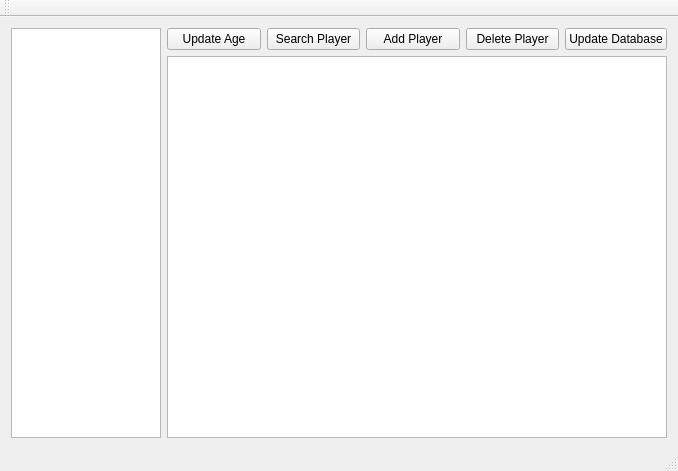
sontyBliss/PmTL, file mainwindow.ui: the form before one commit.
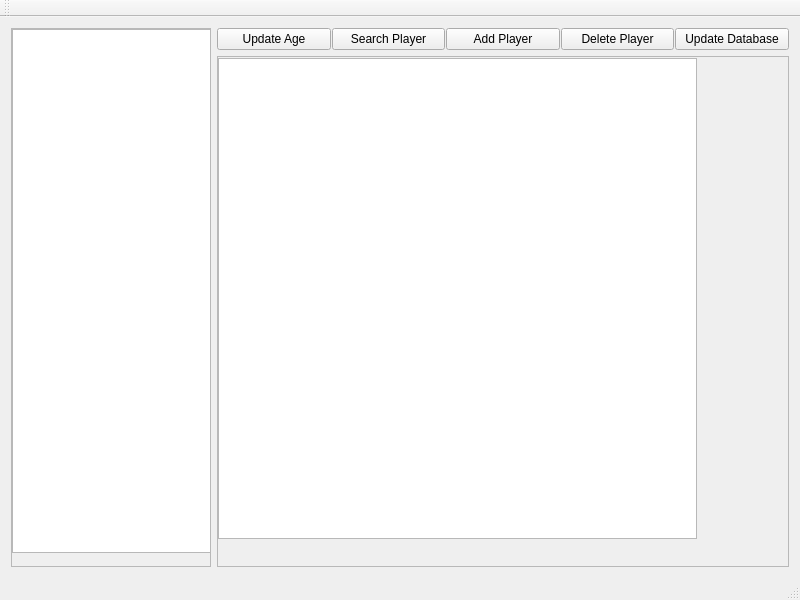
The form after the commit.

```diff
--- a/mainwindow.ui
+++ b/mainwindow.ui
@@ -6,27 +6,42 @@
    <rect>
     <x>0</x>
     <y>0</y>
-    <width>678</width>
-    <height>471</height>
+    <width>800</width>
+    <height>600</height>
    </rect>
   </property>
+  <property name="sizePolicy">
+   <sizepolicy hsizetype="Minimum" vsizetype="Minimum">
+    <horstretch>0</horstretch>
+    <verstretch>0</verstretch>
+   </sizepolicy>
+  </property>
   <property name="windowTitle">
    <string>PmTL</string>
   </property>
   <widget class="QWidget" name="centralWidget">
+   <property name="sizePolicy">
+    <sizepolicy hsizetype="Expanding" vsizetype="Expanding">
+     <horstretch>0</horstretch>
+     <verstretch>0</verstretch>
+    </sizepolicy>
+   </property>
    <layout class="QHBoxLayout" name="horizontalLayout_2">
     <item>
-     <widget class="QTableView" name="countriesList">
+     <widget class="QScrollArea" name="countriesScrollArea">
+      <property name="enabled">
+       <bool>true</bool>
+      </property>
       <property name="sizePolicy">
        <sizepolicy hsizetype="Preferred" vsizetype="Expanding">
         <horstretch>0</horstretch>
         <verstretch>0</verstretch>
        </sizepolicy>
       </property>
-      <property name="maximumSize">
+      <property name="minimumSize">
        <size>
-        <width>150</width>
-        <height>16777215</height>
+        <width>200</width>
+        <height>0</height>
        </size>
       </property>
       <property name="baseSize">
@@ -35,14 +50,156 @@
         <height>460</height>
        </size>
       </property>
+      <property name="autoFillBackground">
+       <bool>true</bool>
+      </property>
+      <property name="verticalScrollBarPolicy">
+       <enum>Qt::ScrollBarAsNeeded</enum>
+      </property>
+      <property name="widgetResizable">
+       <bool>true</bool>
+      </property>
+      <widget class="QWidget" name="scrollAreaWidgetContents">
+       <property name="geometry">
+        <rect>
+         <x>0</x>
+         <y>0</y>
+         <width>196</width>
+         <height>520</height>
+        </rect>
+       </property>
+       <property name="sizePolicy">
+        <sizepolicy hsizetype="Expanding" vsizetype="Expanding">
+         <horstretch>0</horstretch>
+         <verstretch>0</verstretch>
+        </sizepolicy>
+       </property>
+       <property name="autoFillBackground">
+        <bool>true</bool>
+       </property>
+       <widget class="QTableView" name="countriesList">
+        <property name="geometry">
+         <rect>
+          <x>0</x>
+          <y>0</y>
+          <width>200</width>
+          <height>524</height>
+         </rect>
+        </property>
+        <property name="sizePolicy">
+         <sizepolicy hsizetype="Maximum" vsizetype="Maximum">
+          <horstretch>0</horstretch>
+          <verstretch>0</verstretch>
+         </sizepolicy>
+        </property>
+        <property name="minimumSize">
+         <size>
+          <width>200</width>
+          <height>524</height>
+         </size>
+        </property>
+        <property name="maximumSize">
+         <size>
+          <width>16777215</width>
+          <height>16777215</height>
+         </size>
+        </property>
+        <property name="baseSize">
+         <size>
+          <width>200</width>
+          <height>524</height>
+         </size>
+        </property>
+        <property name="font">
+         <font>
+          <family>Sans Serif</family>
+          <pointsize>9</pointsize>
+          <weight>50</weight>
+          <bold>false</bold>
+         </font>
+        </property>
+        <property name="autoFillBackground">
+         <bool>true</bool>
+        </property>
+        <property name="verticalScrollBarPolicy">
+         <enum>Qt::ScrollBarAsNeeded</enum>
+        </property>
+        <property name="horizontalScrollBarPolicy">
+         <enum>Qt::ScrollBarAsNeeded</enum>
+        </property>
+        <property name="autoScroll">
+         <bool>true</bool>
+        </property>
+        <property name="editTriggers">
+         <set>QAbstractItemView::NoEditTriggers</set>
+        </property>
+        <property name="dragEnabled">
+         <bool>true</bool>
+        </property>
+        <property name="dragDropOverwriteMode">
+         <bool>true</bool>
+        </property>
+        <property name="selectionMode">
+         <enum>QAbstractItemView::ExtendedSelection</enum>
+        </property>
+        <property name="selectionBehavior">
+         <enum>QAbstractItemView::SelectRows</enum>
+        </property>
+        <property name="verticalScrollMode">
+         <enum>QAbstractItemView::ScrollPerPixel</enum>
+        </property>
+        <property name="horizontalScrollMode">
+         <enum>QAbstractItemView::ScrollPerPixel</enum>
+        </property>
+        <property name="sortingEnabled">
+         <bool>true</bool>
+        </property>
+        <property name="wordWrap">
+         <bool>true</bool>
+        </property>
+        <attribute name="horizontalHeaderVisible">
+         <bool>false</bool>
+        </attribute>
+        <attribute name="horizontalHeaderCascadingSectionResizes">
+         <bool>true</bool>
+        </attribute>
+        <attribute name="horizontalHeaderDefaultSectionSize">
+         <number>150</number>
+        </attribute>
+        <attribute name="horizontalHeaderStretchLastSection">
+         <bool>true</bool>
+        </attribute>
+        <attribute name="verticalHeaderVisible">
+         <bool>false</bool>
+        </attribute>
+        <attribute name="verticalHeaderCascadingSectionResizes">
+         <bool>true</bool>
+        </attribute>
+        <attribute name="verticalHeaderShowSortIndicator" stdset="0">
+         <bool>true</bool>
+        </attribute>
+        <attribute name="verticalHeaderStretchLastSection">
+         <bool>true</bool>
+        </attribute>
+       </widget>
+      </widget>
      </widget>
     </item>
     <item>
      <layout class="QVBoxLayout" name="verticalLayout">
       <item>
        <layout class="QHBoxLayout" name="horizontalLayout">
+        <property name="spacing">
+         <number>1</number>
+        </property>
         <item>
          <widget class="QPushButton" name="ageButton">
+          <property name="sizePolicy">
+           <sizepolicy hsizetype="Minimum" vsizetype="Minimum">
+            <horstretch>0</horstretch>
+            <verstretch>0</verstretch>
+           </sizepolicy>
+          </property>
           <property name="text">
            <string>Update Age</string>
           </property>
@@ -50,6 +207,12 @@
         </item>
         <item>
          <widget class="QPushButton" name="searchButton">
+          <property name="sizePolicy">
+           <sizepolicy hsizetype="Minimum" vsizetype="Minimum">
+            <horstretch>0</horstretch>
+            <verstretch>0</verstretch>
+           </sizepolicy>
+          </property>
           <property name="text">
            <string>Search Player</string>
           </property>
@@ -57,6 +220,12 @@
         </item>
         <item>
          <widget class="QPushButton" name="addButton">
+          <property name="sizePolicy">
+           <sizepolicy hsizetype="Minimum" vsizetype="Minimum">
+            <horstretch>0</horstretch>
+            <verstretch>0</verstretch>
+           </sizepolicy>
+          </property>
           <property name="text">
            <string>Add Player</string>
           </property>
@@ -64,6 +233,12 @@
         </item>
         <item>
          <widget class="QPushButton" name="deleteButton">
+          <property name="sizePolicy">
+           <sizepolicy hsizetype="Minimum" vsizetype="Minimum">
+            <horstretch>0</horstretch>
+            <verstretch>0</verstretch>
+           </sizepolicy>
+          </property>
           <property name="text">
            <string>Delete Player</string>
           </property>
@@ -71,6 +246,12 @@
         </item>
         <item>
          <widget class="QPushButton" name="updateButton">
+          <property name="sizePolicy">
+           <sizepolicy hsizetype="Minimum" vsizetype="Minimum">
+            <horstretch>0</horstretch>
+            <verstretch>0</verstretch>
+           </sizepolicy>
+          </property>
           <property name="text">
            <string>Update Database</string>
           </property>
@@ -79,7 +260,79 @@
        </layout>
       </item>
       <item>
-       <widget class="QTableView" name="playerList"/>
+       <widget class="QScrollArea" name="playersScrollArea">
+        <property name="autoFillBackground">
+         <bool>true</bool>
+        </property>
+        <property name="widgetResizable">
+         <bool>true</bool>
+        </property>
+        <widget class="QWidget" name="scrollAreaWidgetContents_2">
+         <property name="geometry">
+          <rect>
+           <x>0</x>
+           <y>0</y>
+           <width>570</width>
+           <height>486</height>
+          </rect>
+         </property>
+         <property name="sizePolicy">
+          <sizepolicy hsizetype="Expanding" vsizetype="Expanding">
+           <horstretch>0</horstretch>
+           <verstretch>0</verstretch>
+          </sizepolicy>
+         </property>
+         <widget class="QTableView" name="playerList">
+          <property name="geometry">
+           <rect>
+            <x>0</x>
+            <y>1</y>
+            <width>479</width>
+            <height>481</height>
+           </rect>
+          </property>
+          <property name="sizePolicy">
+           <sizepolicy hsizetype="Fixed" vsizetype="Fixed">
+            <horstretch>0</horstretch>
+            <verstretch>0</verstretch>
+           </sizepolicy>
+          </property>
+          <property name="minimumSize">
+           <size>
+            <width>479</width>
+            <height>481</height>
+           </size>
+          </property>
+          <property name="baseSize">
+           <size>
+            <width>479</width>
+            <height>481</height>
+           </size>
+          </property>
+          <property name="verticalScrollBarPolicy">
+           <enum>Qt::ScrollBarAsNeeded</enum>
+          </property>
+          <property name="horizontalScrollBarPolicy">
+           <enum>Qt::ScrollBarAsNeeded</enum>
+          </property>
+          <property name="sortingEnabled">
+           <bool>true</bool>
+          </property>
+          <attribute name="horizontalHeaderCascadingSectionResizes">
+           <bool>true</bool>
+          </attribute>
+          <attribute name="horizontalHeaderDefaultSectionSize">
+           <number>20</number>
+          </attribute>
+          <attribute name="horizontalHeaderStretchLastSection">
+           <bool>true</bool>
+          </attribute>
+          <attribute name="verticalHeaderVisible">
+           <bool>false</bool>
+          </attribute>
+         </widget>
+        </widget>
+       </widget>
       </item>
      </layout>
     </item>
```
Left out of the diff: 8 changed lines with no effect on the pictures.
